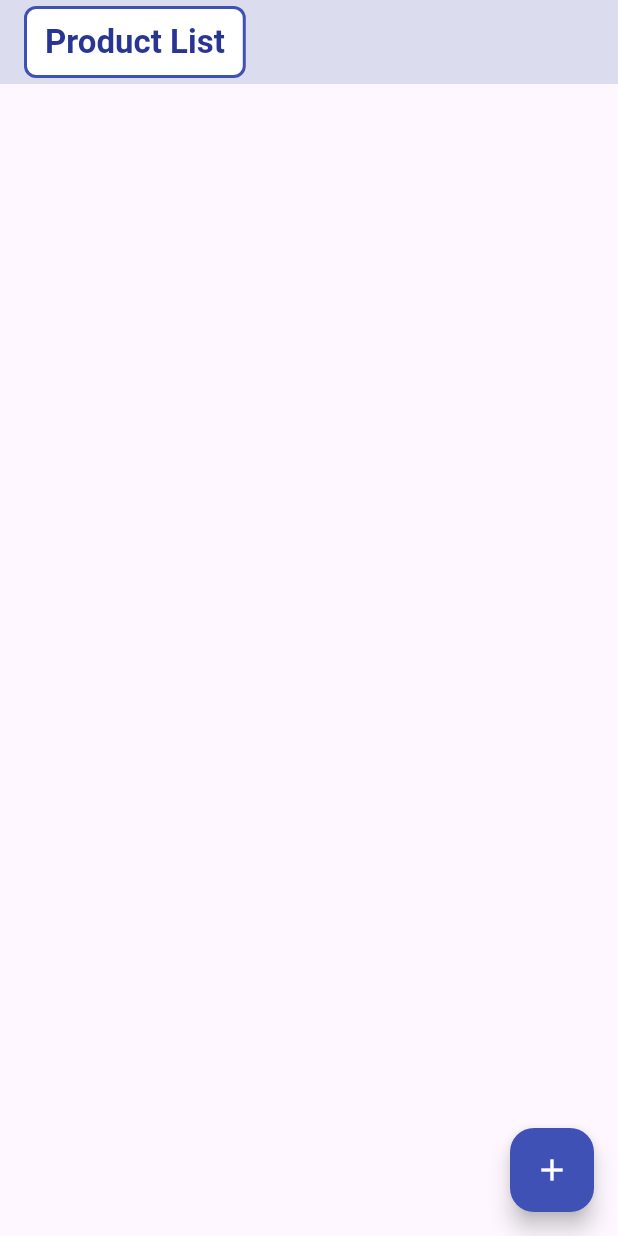
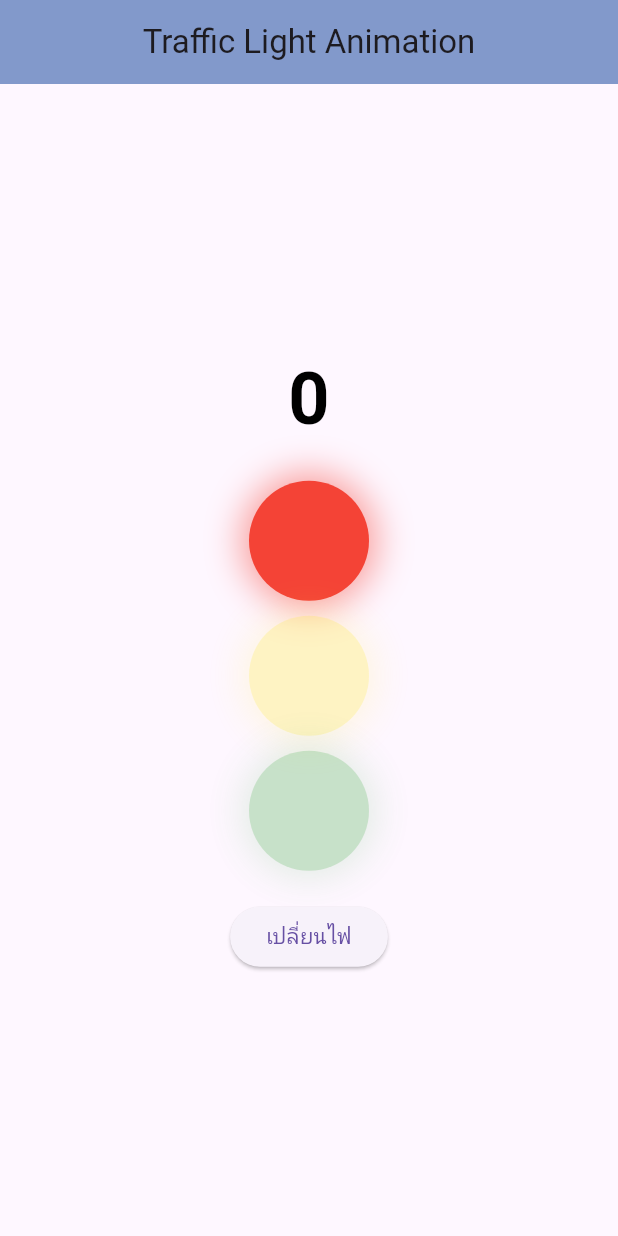
Before and after one commit to Priyaporn-Kangam/Priyaporn_317, a Flutter app: the screen it shows after launch, on a phone screen of 412 x 824 dp. Run offline on Flutter 3.47's test engine with Material 3 defaults, Android fonts, the phone set to English and light mode, and no system bars.

Commit message:
homework 4

```diff
--- a/lib/main.dart
+++ b/lib/main.dart
@@ -1,178 +1,124 @@
+import 'dart:async';
 import 'package:flutter/material.dart';
 
 void main() {
-  runApp(MyApp());
+  runApp(MaterialApp(
+    debugShowCheckedModeBanner: false,
+    home: TrafficLightScreen(),
+  ));
 }
 
-class MyApp extends StatelessWidget {
+class TrafficLightScreen extends StatefulWidget {
   @override
-  Widget build(BuildContext context) {
-    return MaterialApp(
-      title: 'Product List',
-      theme: ThemeData(primarySwatch: Colors.indigo),
-      home: ProductListScreen(),
-    );
-  }
+  _TrafficLightScreenState createState() => _TrafficLightScreenState();
 }
 
-class ProductListScreen extends StatefulWidget {
-  @override
-  _ProductListScreenState createState() => _ProductListScreenState();
+class _TrafficLightScreenState extends State<TrafficLightScreen> {
+  int _currentLight = 0; // 0 = Red, 1 = Yellow, 2 = Green
+  int _countdown = 0; // Countdown timer in seconds
+  late Timer _timer;
+
+  void _changeLight() {
+    setState(() {
+      _currentLight = (_currentLight + 1) % 3;
+      _startCountdown();
+    });
   }
 
-class _ProductListScreenState extends State<ProductListScreen> {
-  List products = [];
-
-  void deleteProduct(int id) {
-    setState(() {
-      products.removeWhere((product) => product['id'] == id);
-    });
-    ScaffoldMessenger.of(context).showSnackBar(SnackBar(content: Text('ลบสินค้าเรียบร้อย')));
+  void _startCountdown() {
+    // Set the countdown based on the current light
+    if (_currentLight == 0) {
+      _countdown = 10; // Red light lasts for 10 seconds
+    } else if (_currentLight == 1) {
+      _countdown = 5; // Yellow light lasts for 5 seconds
+    } else if (_currentLight == 2) {
+      _countdown = 15; // Green light lasts for 15 seconds
     }
 
-  void addProduct(String name, String description, double price) {
+    // Start the countdown timer
+    _timer = Timer.periodic(Duration(seconds: 1), (timer) {
       setState(() {
-      products.add({
-        'id': products.length + 1,
-        'name': name,
-        'description': description,
-        'price': price,
+        if (_countdown > 0) {
+          _countdown--;
+        } else {
+          // When countdown reaches 0, change to the next light
+          _changeLight();
+          _timer.cancel();
+        }
       });
     });
   }
 
-  void editProduct(int id, String name, String description, double price) {
-    setState(() {
-      final index = products.indexWhere((product) => product['id'] == id);
-      if (index != -1) {
-        products[index] = {
-          'id': id,
-          'name': name,
-          'description': description,
-          'price': price,
-        };
-      }
-    });
-  }
-
-  void showProductDialog({int? id, String? name, String? description, double? price}) {
-    TextEditingController nameController = TextEditingController(text: name);
-    TextEditingController descriptionController = TextEditingController(text: description);
-    TextEditingController priceController = TextEditingController(text: price?.toString());
-
-    showDialog(
-      context: context,
-      builder: (context) {
-        return AlertDialog(
-          title: Text(id == null ? 'เพิ่มสินค้าใหม่' : 'แก้ไขสินค้า'),
-          content: Column(
-            mainAxisSize: MainAxisSize.min,
-            children: [
-              TextField(controller: nameController, decoration: InputDecoration(labelText: 'ชื่อสินค้า')),
-              TextField(controller: descriptionController, decoration: InputDecoration(labelText: 'รายละเอียด')),
-              TextField(controller: priceController, decoration: InputDecoration(labelText: 'ราคา'), keyboardType: TextInputType.number),
-            ],
-          ),
-          actions: [
-            TextButton(
-              child: Text('ยกเลิก', style: TextStyle(color: Colors.redAccent)),
-              onPressed: () => Navigator.pop(context),
-            ),
-            TextButton(
-              child: Text(id == null ? 'เพิ่ม' : 'บันทึก', style: TextStyle(color: Colors.teal)),
-              onPressed: () {
-                if (nameController.text.isNotEmpty && descriptionController.text.isNotEmpty && priceController.text.isNotEmpty) {
-                  if (id == null) {
-                    addProduct(
-                      nameController.text,
-                      descriptionController.text,
-                      double.parse(priceController.text),
-                    );
-                  } else {
-                    editProduct(
-                      id,
-                      nameController.text,
-                      descriptionController.text,
-                      double.parse(priceController.text),
-                    );
-                  }
-                  Navigator.pop(context);
-                }
-              },
-            ),
-          ],
-        );
-      },
-    );
+  double _getOpacity(int lightIndex) {
+    return _currentLight == lightIndex ? 1.0 : 0.3;
   }
 
   @override
   Widget build(BuildContext context) {
     return Scaffold(
       appBar: AppBar(
-        title: Container(
-          padding: EdgeInsets.symmetric(vertical: 8, horizontal: 12),
-          decoration: BoxDecoration(
-            color: Colors.white,
-            border: Border.all(color: Colors.indigo, width: 2),
-            borderRadius: BorderRadius.circular(8),
+        title: Center(child: Text('Traffic Light Animation')),
+        backgroundColor: const Color.fromARGB(255, 130, 153, 203),
       ),
-          child: Text(
-            'Product List',
-            style: TextStyle(color: Colors.indigo[800], fontWeight: FontWeight.bold),
+      body: Center(
+        child: Column(
+          mainAxisAlignment: MainAxisAlignment.center,
+          children: [
+            // Display the countdown timer above the traffic lights
+            Text(
+              '$_countdown', // Only show the number
+              style: TextStyle(
+                fontSize: 48,
+                fontWeight: FontWeight.bold,
+                color: Colors.black,
               ),
             ),
-        elevation: 4,
-        backgroundColor: Colors.indigo.shade50,
+            SizedBox(height: 20),
+            AnimatedOpacity(
+              duration: Duration(seconds: 1),
+              opacity: _getOpacity(0),
+              child: _buildLight(Colors.red),
             ),
-      body: Container(
-        margin: EdgeInsets.all(10),
-        child: ListView.builder(
-          itemCount: products.length,
-          itemBuilder: (context, index) {
-            final product = products[index];
-            return Container(
-              decoration: BoxDecoration(
-                border: Border.all(color: Colors.purple.shade300),
-                borderRadius: BorderRadius.circular(8),
-                color: Colors.purple.shade50,
+            SizedBox(height: 10),
+            AnimatedOpacity(
+              duration: Duration(seconds: 1),
+              opacity: _getOpacity(1),
+              child: _buildLight(Colors.yellow),
             ),
-              margin: EdgeInsets.symmetric(vertical: 5),
-              child: ListTile(
-                title: Text(product['name'], style: TextStyle(fontWeight: FontWeight.bold)),
-                subtitle: Text(product['description']),
-                trailing: Row(
-                  mainAxisSize: MainAxisSize.min,
-                  children: [
-                    Text(
-                      '${product['price'].toInt()}',
-                      style: TextStyle(color: Colors.blueGrey, fontWeight: FontWeight.bold),
+            SizedBox(height: 10),
+            AnimatedOpacity(
+              duration: Duration(seconds: 1),
+              opacity: _getOpacity(2),
+              child: _buildLight(Colors.green),
             ),
-                    IconButton(
-                      icon: Icon(Icons.edit, color: Colors.blueAccent),
-                      onPressed: () => showProductDialog(
-                        id: product['id'],
-                        name: product['name'],
-                        description: product['description'],
-                        price: product['price'],
-                      ),
-                    ),
-                    IconButton(
-                      icon: Icon(Icons.delete, color: Colors.redAccent),
-                      onPressed: () => deleteProduct(product['id']),
+            SizedBox(height: 20),
+            ElevatedButton(
+              onPressed: _changeLight,
+              child: Text('เปลี่ยนไฟ'),
             ),
           ],
         ),
       ),
     );
-          },
-        ),
-      ),
-      floatingActionButton: FloatingActionButton(
-        backgroundColor: Colors.indigo,
-        onPressed: () => showProductDialog(),
-        child: Icon(Icons.add, color: Colors.white),
+  }
+
+  Widget _buildLight(Color color) {
+    return Container(
+      width: 80,
+      height: 80,
+      decoration: BoxDecoration(
+        color: color,
+        shape: BoxShape.circle,
+        boxShadow: [
+          BoxShadow(color: color.withOpacity(0.5), blurRadius: 20, spreadRadius: 5),
+        ],
       ),
     );
   }
+
+  @override
+  void dispose() {
+    _timer.cancel();
+    super.dispose();
   }
+}
```
Lines whose indentation alone changed are shown as unchanged.
